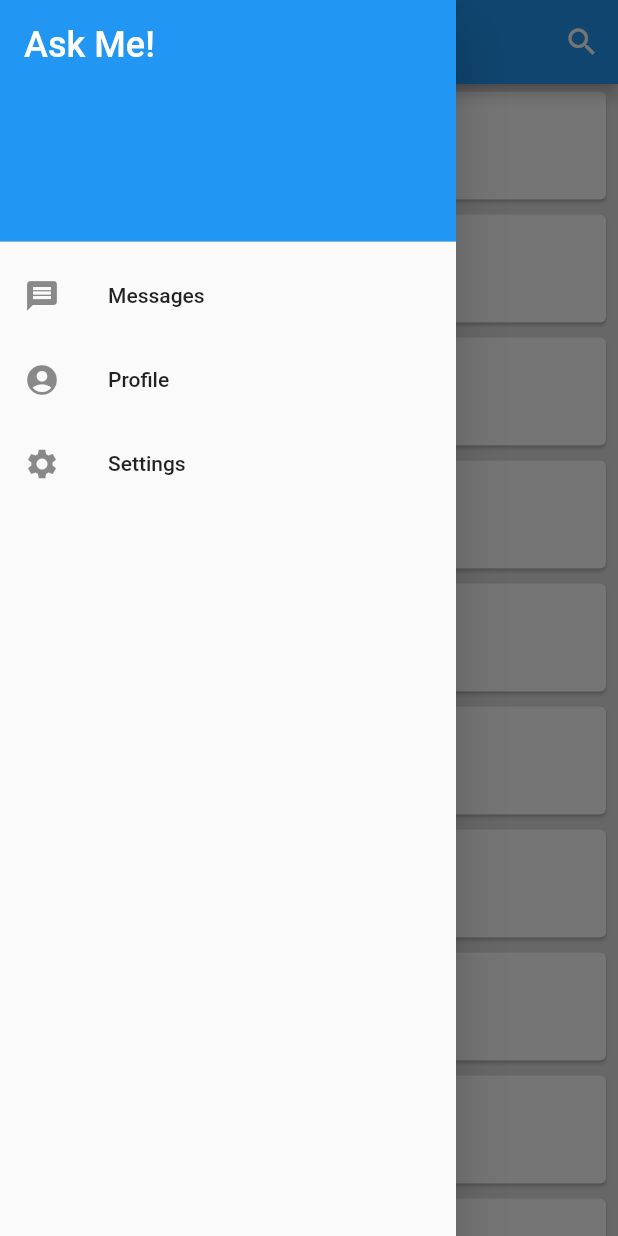
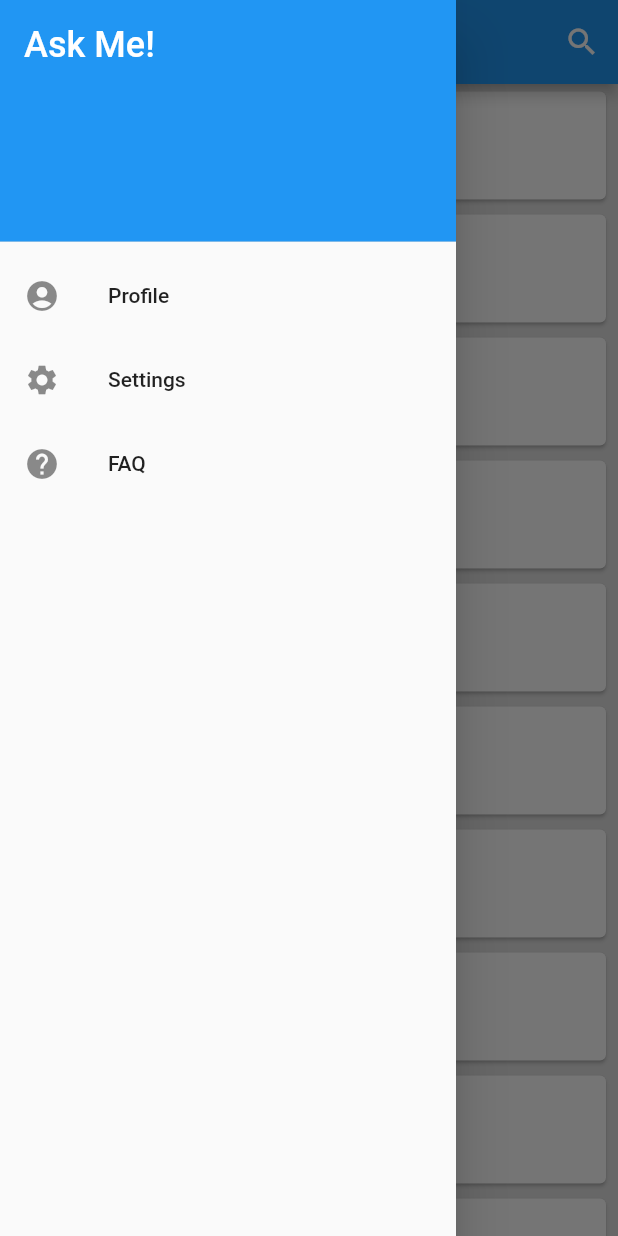
Before and after one commit to marcus-cmd/student_app_v1, a Flutter app: the screen it shows after launch, with the side drawer open, on a phone screen of 412 x 824 dp. Run offline on Flutter 3.47's test engine with Material 2 defaults, Android fonts, the phone set to English and light mode, and no system bars; network calls fail.

Commit message:
new files

```diff
--- a/lib/main.dart
+++ b/lib/main.dart
@@ -4,6 +4,7 @@ import 'package:studentappv1/loading.dart';
 import 'package:studentappv1/chat.dart';
 import 'package:studentappv1/search.dart';
 import 'package:studentappv1/test.dart';
+import 'package:studentappv1/faq.dart';
 
 void main() => runApp(MaterialApp(
   initialRoute: '/studentlist',
--- a/lib/studentlist.dart
+++ b/lib/studentlist.dart
@@ -2,6 +2,7 @@ import 'dart:convert';
 import 'package:flutter/material.dart';
 import 'package:http/http.dart';
 import 'package:studentappv1/search.dart';
+import 'package:studentappv1/faq.dart';
 
 class StudentList extends StatefulWidget {
   @override
@@ -66,10 +67,6 @@ class _StudentListState extends State<StudentList> {
               ),
             ),
             ListTile(
-              leading: Icon(Icons.message),
-              title: Text('Messages'),
-            ),
-            ListTile(
               leading: Icon(Icons.account_circle),
               title: Text('Profile'),
               onTap: () => Navigator.push(context, MaterialPageRoute(builder: (BuildContext context) => MyCustomForm())),
@@ -77,6 +74,11 @@ class _StudentListState extends State<StudentList> {
             ListTile(
               leading: Icon(Icons.settings),
               title: Text('Settings'),
+            ),
+            ListTile(
+              leading: Icon(Icons.help),
+              title: Text('FAQ'),
+              onTap: () => Navigator.push(context, MaterialPageRoute(builder: (BuildContext context) => Faq())),
             ),
           ],
         ),
```
Also changed, not shown: lib/faq.dart (added, +33 -0 lines), lib/real_search.dart (added, +13 -0 lines).
